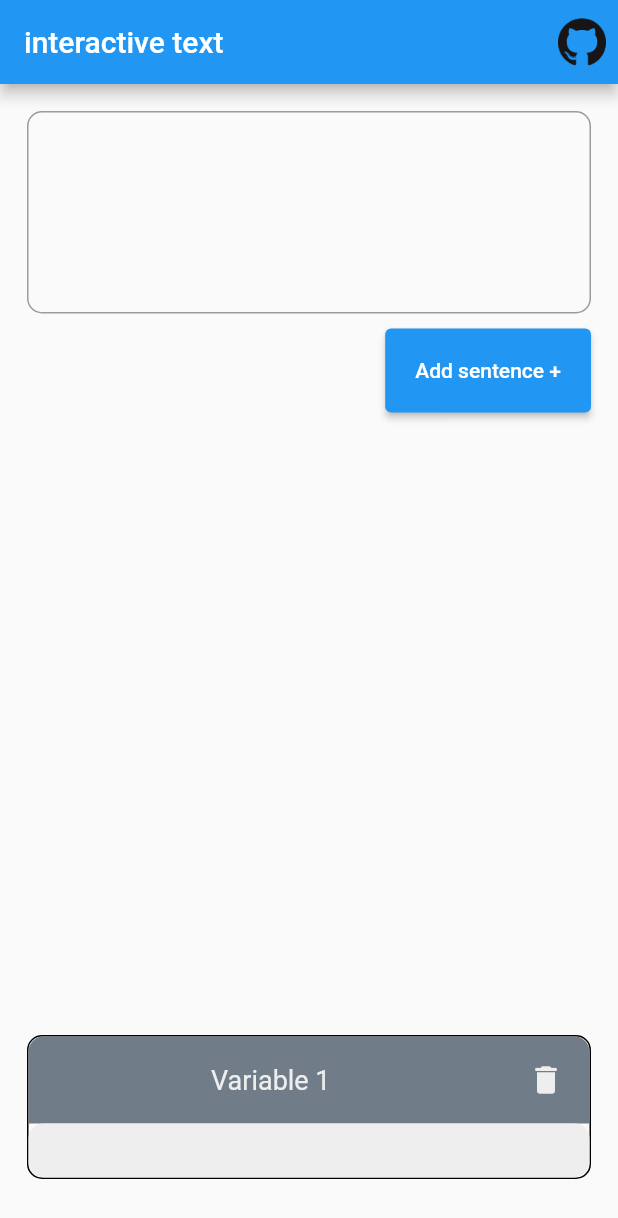
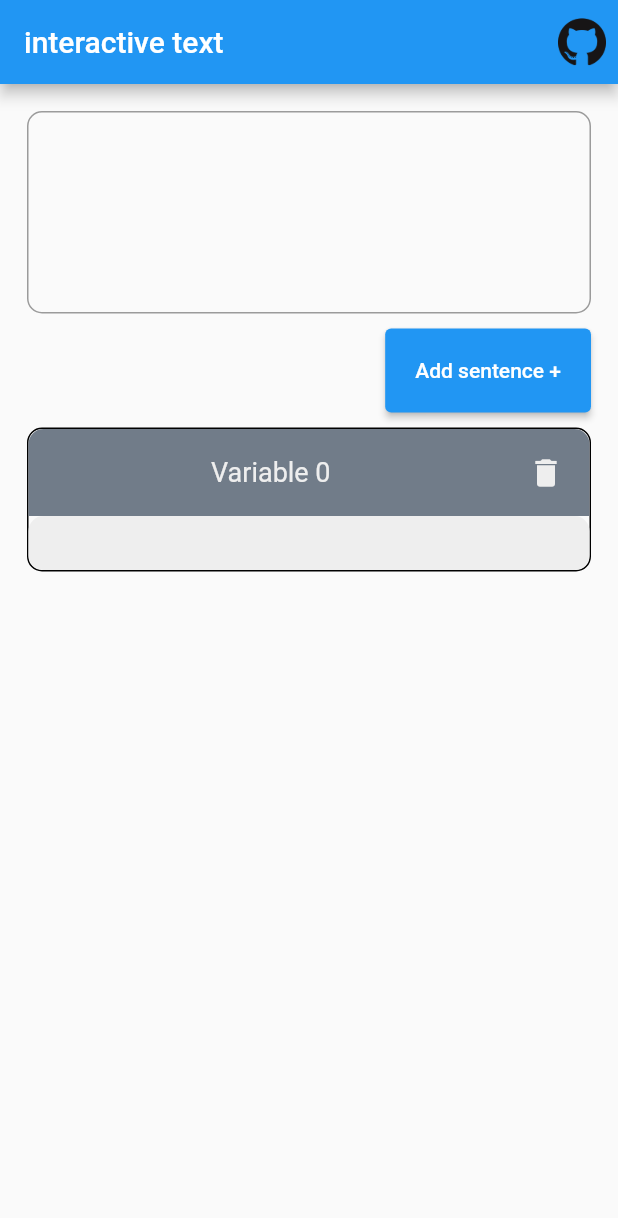
Before and after one commit to xEyad/interactive_text_flutter, a Flutter app: the screen it shows after launch, after a tap on "Add sentence +", on a phone screen of 412 x 824 dp. Shown: the top 1218 px of the screen. Run offline on Flutter 3.47's test engine with Material 2 defaults, Android fonts, the phone set to English and light mode, and no system bars.

Commit message:
count sentences added

```diff
--- a/lib/screens/homeScreen.dart
+++ b/lib/screens/homeScreen.dart
@@ -31,6 +31,7 @@ class _HomeScreenState extends State<HomeScreen> {
   }
   ].map((e) => PredictionItem.fromJson(e)).toList();
   final scrollCtrl = ScrollController();
+  int nSentencesAdded = 0;
 
   void onAddSentence(String initialTitle)
   {
@@ -42,6 +43,7 @@ class _HomeScreenState extends State<HomeScreen> {
     sentencesControllers.add(
       PredictionMakerFieldController(textCtrl: textCtrl,predictionList: predictionList,initialTitle: initialTitle,)
     );
+    nSentencesAdded++;
 
     setState(() {
       if(sentencesControllers.length > 1)
@@ -107,7 +109,7 @@ click on the words, to open and pick a suggestion. """);
       children: [
         Spacer(),
         ElevatedButton(
-          onPressed: ()=>onAddSentence("Variable ${sentencesControllers.length+1}"),
+          onPressed: ()=>onAddSentence("Variable $nSentencesAdded"),
           child: Text('Add sentence +'),
           style: ButtonStyle(padding: MaterialStateProperty.all(EdgeInsets.all(20))),
           ),
@@ -119,7 +121,7 @@ click on the words, to open and pick a suggestion. """);
   {
     return ListView(
       controller: scrollCtrl,
-      reverse: true,
+      // reverse: true,
       children: sentencesControllers.map(
         (e) => Container(
           key: UniqueKey(),
```
